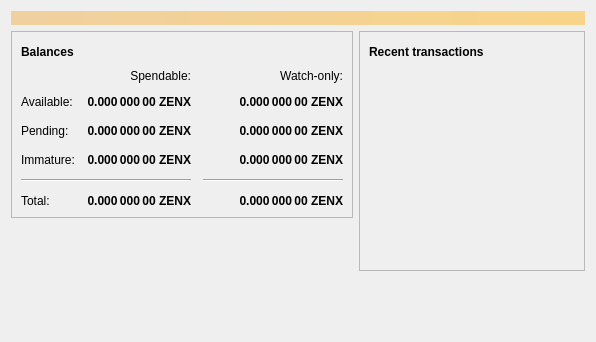
Qt form src/qt/forms/overviewpage.ui (zentoshi/zentoshi) before a commit.
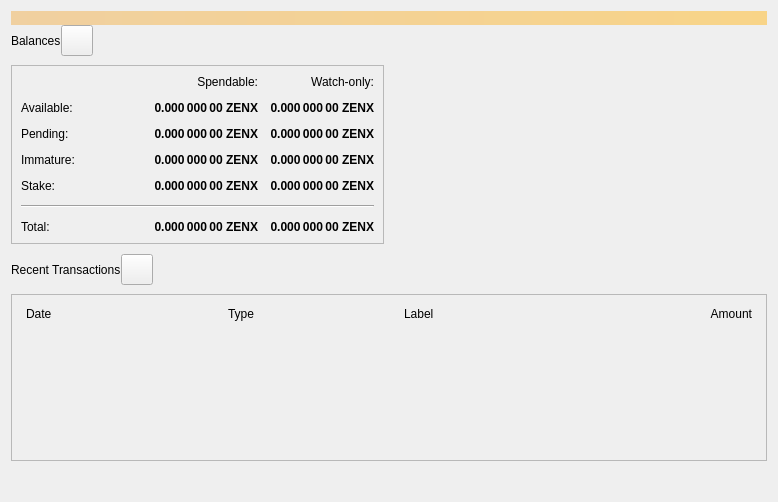
The same form after that commit. Icons and pictures are not drawn.

Commit message: [develop] continued work and refinement on ui

Patch:
```diff
--- a/src/qt/forms/overviewpage.ui
+++ b/src/qt/forms/overviewpage.ui
@@ -6,14 +6,17 @@
    <rect>
     <x>0</x>
     <y>0</y>
-    <width>596</width>
-    <height>342</height>
+    <width>778</width>
+    <height>502</height>
    </rect>
   </property>
   <property name="windowTitle">
    <string>Form</string>
   </property>
   <layout class="QVBoxLayout" name="topLayout">
+   <property name="spacing">
+    <number>0</number>
+   </property>
    <item>
     <widget class="QLabel" name="labelAlerts">
      <property name="visible">
@@ -34,68 +37,14 @@
     </widget>
    </item>
    <item>
-    <layout class="QHBoxLayout" name="horizontalLayout" stretch="1,1">
-     <item>
-      <layout class="QVBoxLayout" name="verticalLayout_2">
-       <item>
-        <widget class="QFrame" name="frame">
-         <property name="frameShape">
-          <enum>QFrame::StyledPanel</enum>
-         </property>
-         <property name="frameShadow">
-          <enum>QFrame::Raised</enum>
-         </property>
-         <layout class="QVBoxLayout" name="verticalLayout_4">
-          <item>
+    <layout class="QGridLayout" name="gridLayout_2">
+     <item row="0" column="2">
            <layout class="QHBoxLayout" name="horizontalLayout_4">
-            <item>
-             <widget class="QLabel" name="label_5">
-              <property name="font">
-               <font>
-                <weight>75</weight>
-                <bold>true</bold>
-               </font>
-              </property>
-              <property name="text">
-               <string>Balances</string>
-              </property>
-             </widget>
-            </item>
+       <property name="bottomMargin">
+        <number>9</number>
+       </property>
             <item>
-             <widget class="QPushButton" name="labelWalletStatus">
-              <property name="enabled">
-               <bool>true</bool>
-              </property>
-              <property name="maximumSize">
-               <size>
-                <width>30</width>
-                <height>16777215</height>
-               </size>
-              </property>
-              <property name="toolTip">
-               <string>The displayed information may be out of date. Your wallet automatically synchronizes with the Zentoshi network after a connection is established, but this process has not completed yet.</string>
-              </property>
-              <property name="text">
-               <string/>
-              </property>
-              <property name="icon">
-               <iconset resource="../bitcoin.qrc">
-                <normaloff>:/icons/warning</normaloff>
-                <disabledoff>:/icons/warning</disabledoff>:/icons/warning</iconset>
-              </property>
-              <property name="iconSize">
-               <size>
-                <width>24</width>
-                <height>24</height>
-               </size>
-              </property>
-              <property name="flat">
-               <bool>true</bool>
-              </property>
-             </widget>
-            </item>
-            <item>
-             <spacer name="horizontalSpacer_3">
+        <spacer name="horizontalSpacer_7">
               <property name="orientation">
                <enum>Qt::Horizontal</enum>
               </property>
@@ -109,12 +58,21 @@
             </item>
            </layout>
           </item>
+     <item row="1" column="0">
+      <widget class="QFrame" name="frameBalances">
+       <property name="frameShape">
+        <enum>QFrame::StyledPanel</enum>
+       </property>
+       <property name="frameShadow">
+        <enum>QFrame::Raised</enum>
+       </property>
+       <layout class="QVBoxLayout" name="verticalLayout_4">
           <item>
            <layout class="QGridLayout" name="gridLayout">
             <property name="spacing">
              <number>12</number>
             </property>
-            <item row="2" column="2">
+          <item row="2" column="3">
              <widget class="QLabel" name="labelWatchPending">
               <property name="font">
                <font>
@@ -139,7 +97,7 @@
               </property>
              </widget>
             </item>
-            <item row="2" column="1">
+          <item row="2" column="2">
              <widget class="QLabel" name="labelUnconfirmed">
               <property name="font">
                <font>
@@ -165,64 +123,6 @@
              </widget>
             </item>
             <item row="3" column="2">
-             <widget class="QLabel" name="labelWatchImmature">
-              <property name="font">
-               <font>
-                <weight>75</weight>
-                <bold>true</bold>
-               </font>
-              </property>
-              <property name="cursor">
-               <cursorShape>IBeamCursor</cursorShape>
-              </property>
-              <property name="toolTip">
-               <string>Mined balance in watch-only addresses that has not yet matured</string>
-              </property>
-              <property name="text">
-               <string notr="true">0.000 000 00 ZENX</string>
-              </property>
-              <property name="alignment">
-               <set>Qt::AlignRight|Qt::AlignTrailing|Qt::AlignVCenter</set>
-              </property>
-              <property name="textInteractionFlags">
-               <set>Qt::LinksAccessibleByMouse|Qt::TextSelectableByKeyboard|Qt::TextSelectableByMouse</set>
-              </property>
-             </widget>
-            </item>
-            <item row="4" column="0" colspan="2">
-             <widget class="Line" name="line">
-              <property name="orientation">
-               <enum>Qt::Horizontal</enum>
-              </property>
-             </widget>
-            </item>
-            <item row="4" column="2">
-             <widget class="Line" name="lineWatchBalance">
-              <property name="sizePolicy">
-               <sizepolicy hsizetype="Preferred" vsizetype="Fixed">
-                <horstretch>0</horstretch>
-                <verstretch>0</verstretch>
-               </sizepolicy>
-              </property>
-              <property name="minimumSize">
-               <size>
-                <width>140</width>
-                <height>0</height>
-               </size>
-              </property>
-              <property name="orientation">
-               <enum>Qt::Horizontal</enum>
-              </property>
-             </widget>
-            </item>
-            <item row="5" column="0">
-             <widget class="QLabel" name="labelTotalText">
-              <property name="text">
-               <string>Total:</string>
-              </property>
-             </widget>
-            </item>
-            <item row="3" column="1">
              <widget class="QLabel" name="labelImmature">
               <property name="font">
                <font>
@@ -247,19 +147,6 @@
               </property>
              </widget>
             </item>
-            <item row="2" column="3">
-             <spacer name="horizontalSpacer_2">
-              <property name="orientation">
-               <enum>Qt::Horizontal</enum>
-              </property>
-              <property name="sizeHint" stdset="0">
-               <size>
-                <width>40</width>
-                <height>20</height>
-               </size>
-              </property>
-             </spacer>
-            </item>
             <item row="3" column="0">
              <widget class="QLabel" name="labelImmatureText">
               <property name="text">
@@ -267,57 +154,7 @@
               </property>
              </widget>
             </item>
-            <item row="5" column="1">
-             <widget class="QLabel" name="labelTotal">
-              <property name="font">
-               <font>
-                <weight>75</weight>
-                <bold>true</bold>
-               </font>
-              </property>
-              <property name="cursor">
-               <cursorShape>IBeamCursor</cursorShape>
-              </property>
-              <property name="toolTip">
-               <string>Your current total balance</string>
-              </property>
-              <property name="text">
-               <string notr="true">0.000 000 00 ZENX</string>
-              </property>
-              <property name="alignment">
-               <set>Qt::AlignRight|Qt::AlignTrailing|Qt::AlignVCenter</set>
-              </property>
-              <property name="textInteractionFlags">
-               <set>Qt::LinksAccessibleByMouse|Qt::TextSelectableByKeyboard|Qt::TextSelectableByMouse</set>
-              </property>
-             </widget>
-            </item>
-            <item row="5" column="2">
-             <widget class="QLabel" name="labelWatchTotal">
-              <property name="font">
-               <font>
-                <weight>75</weight>
-                <bold>true</bold>
-               </font>
-              </property>
-              <property name="cursor">
-               <cursorShape>IBeamCursor</cursorShape>
-              </property>
-              <property name="toolTip">
-               <string>Current total balance in watch-only addresses</string>
-              </property>
-              <property name="text">
-               <string notr="true">0.000 000 00 ZENX</string>
-              </property>
-              <property name="alignment">
-               <set>Qt::AlignRight|Qt::AlignTrailing|Qt::AlignVCenter</set>
-              </property>
-              <property name="textInteractionFlags">
-               <set>Qt::LinksAccessibleByMouse|Qt::TextSelectableByKeyboard|Qt::TextSelectableByMouse</set>
-              </property>
-             </widget>
-            </item>
-            <item row="0" column="2">
+          <item row="0" column="3">
              <widget class="QLabel" name="labelWatchonly">
               <property name="text">
                <string>Watch-only:</string>
@@ -334,7 +171,7 @@
               </property>
              </widget>
             </item>
-            <item row="1" column="1">
+          <item row="1" column="2">
              <widget class="QLabel" name="labelBalance">
               <property name="font">
                <font>
@@ -359,7 +196,7 @@
               </property>
              </widget>
             </item>
-            <item row="1" column="2">
+          <item row="1" column="3">
              <widget class="QLabel" name="labelWatchAvailable">
               <property name="font">
                <font>
@@ -391,7 +228,7 @@
               </property>
              </widget>
             </item>
-            <item row="0" column="1">
+          <item row="0" column="2">
              <widget class="QLabel" name="labelSpendable">
               <property name="text">
                <string>Spendable:</string>
@@ -401,12 +238,102 @@
               </property>
              </widget>
             </item>
-           </layout>
+          <item row="4" column="0">
+           <widget class="QLabel" name="labelStakeText">
+            <property name="text">
+             <string>Stake:</string>
+            </property>
+           </widget>
           </item>
-         </layout>
-        </widget>
-       </item>
-       <item>
+          <item row="4" column="2">
+           <widget class="QLabel" name="labelStake">
+            <property name="font">
+             <font>
+              <weight>75</weight>
+              <bold>true</bold>
+             </font>
+            </property>
+            <property name="text">
+             <string>0.000 000 00 ZENX</string>
+            </property>
+            <property name="alignment">
+             <set>Qt::AlignRight|Qt::AlignTrailing|Qt::AlignVCenter</set>
+            </property>
+            <property name="textInteractionFlags">
+             <set>Qt::LinksAccessibleByMouse|Qt::TextSelectableByKeyboard|Qt::TextSelectableByMouse</set>
+            </property>
+           </widget>
+          </item>
+          <item row="4" column="3">
+           <widget class="QLabel" name="labelWatchStake">
+            <property name="font">
+             <font>
+              <weight>75</weight>
+              <bold>true</bold>
+             </font>
+            </property>
+            <property name="text">
+             <string>0.000 000 00 ZENX</string>
+            </property>
+            <property name="alignment">
+             <set>Qt::AlignRight|Qt::AlignTrailing|Qt::AlignVCenter</set>
+            </property>
+            <property name="textInteractionFlags">
+             <set>Qt::LinksAccessibleByMouse|Qt::TextSelectableByKeyboard|Qt::TextSelectableByMouse</set>
+            </property>
+           </widget>
+          </item>
+          <item row="3" column="3">
+           <widget class="QLabel" name="labelWatchImmature">
+            <property name="font">
+             <font>
+              <weight>75</weight>
+              <bold>true</bold>
+             </font>
+            </property>
+            <property name="cursor">
+             <cursorShape>IBeamCursor</cursorShape>
+            </property>
+            <property name="toolTip">
+             <string>Mined balance in watch-only addresses that has not yet matured</string>
+            </property>
+            <property name="text">
+             <string notr="true">0.000 000 00 ZENX</string>
+            </property>
+            <property name="alignment">
+             <set>Qt::AlignRight|Qt::AlignTrailing|Qt::AlignVCenter</set>
+            </property>
+            <property name="textInteractionFlags">
+             <set>Qt::LinksAccessibleByMouse|Qt::TextSelectableByKeyboard|Qt::TextSelectableByMouse</set>
+            </property>
+           </widget>
+          </item>
+          <item row="7" column="3">
+           <widget class="QLabel" name="labelWatchTotal">
+            <property name="font">
+             <font>
+              <weight>75</weight>
+              <bold>true</bold>
+             </font>
+            </property>
+            <property name="cursor">
+             <cursorShape>IBeamCursor</cursorShape>
+            </property>
+            <property name="toolTip">
+             <string>Current total balance in watch-only addresses</string>
+            </property>
+            <property name="text">
+             <string notr="true">0.000 000 00 ZENX</string>
+            </property>
+            <property name="alignment">
+             <set>Qt::AlignRight|Qt::AlignTrailing|Qt::AlignVCenter</set>
+            </property>
+            <property name="textInteractionFlags">
+             <set>Qt::LinksAccessibleByMouse|Qt::TextSelectableByKeyboard|Qt::TextSelectableByMouse</set>
+            </property>
+           </widget>
+          </item>
+          <item row="5" column="0" colspan="4">
         <spacer name="verticalSpacer">
          <property name="orientation">
           <enum>Qt::Vertical</enum>
@@ -419,45 +346,80 @@
          </property>
         </spacer>
        </item>
-      </layout>
-     </item>
-     <item>
-      <layout class="QVBoxLayout" name="verticalLayout_3">
-       <item>
-        <widget class="QFrame" name="frame_2">
-         <property name="frameShape">
-          <enum>QFrame::StyledPanel</enum>
-         </property>
-         <property name="frameShadow">
-          <enum>QFrame::Raised</enum>
-         </property>
-         <layout class="QVBoxLayout" name="verticalLayout">
-          <item>
+          <item row="7" column="2">
+           <widget class="QLabel" name="labelTotal">
+            <property name="font">
+             <font>
+              <weight>75</weight>
+              <bold>true</bold>
+             </font>
+            </property>
+            <property name="cursor">
+             <cursorShape>IBeamCursor</cursorShape>
+            </property>
+            <property name="toolTip">
+             <string>Your current total balance</string>
+            </property>
+            <property name="text">
+             <string notr="true">0.000 000 00 ZENX</string>
+            </property>
+            <property name="alignment">
+             <set>Qt::AlignRight|Qt::AlignTrailing|Qt::AlignVCenter</set>
+            </property>
+            <property name="textInteractionFlags">
+             <set>Qt::LinksAccessibleByMouse|Qt::TextSelectableByKeyboard|Qt::TextSelectableByMouse</set>
+            </property>
+           </widget>
+          </item>
+          <item row="0" column="1" rowspan="5">
+           <spacer name="horizontalSpacer_5">
+            <property name="orientation">
+             <enum>Qt::Horizontal</enum>
+            </property>
+            <property name="sizeHint" stdset="0">
+             <size>
+              <width>40</width>
+              <height>20</height>
+             </size>
+            </property>
+           </spacer>
+          </item>
+          <item row="7" column="0">
+           <widget class="QLabel" name="labelTotalText">
+            <property name="text">
+             <string>Total:        </string>
+            </property>
+           </widget>
+          </item>
+          <item row="6" column="0" colspan="4">
+           <widget class="Line" name="hLine">
+            <property name="orientation">
+             <enum>Qt::Horizontal</enum>
+            </property>
+           </widget>
+          </item>
+         </layout>
+        </item>
+       </layout>
+      </widget>
+     </item>
+     <item row="0" column="0">
            <layout class="QHBoxLayout" name="horizontalLayout_2">
-            <item>
-             <widget class="QLabel" name="label_4">
-              <property name="font">
-               <font>
-                <weight>75</weight>
-                <bold>true</bold>
-               </font>
-              </property>
+       <property name="bottomMargin">
+        <number>9</number>
+       </property>
+       <item>
+        <widget class="QLabel" name="labelBalances">
               <property name="text">
-               <string>Recent transactions</string>
+          <string>Balances</string>
               </property>
              </widget>
             </item>
             <item>
-             <widget class="QPushButton" name="labelTransactionsStatus">
+        <widget class="QToolButton" name="labelWalletStatus">
               <property name="enabled">
                <bool>true</bool>
               </property>
-              <property name="maximumSize">
-               <size>
-                <width>30</width>
-                <height>16777215</height>
-               </size>
-              </property>
               <property name="toolTip">
                <string>The displayed information may be out of date. Your wallet automatically synchronizes with the Zentoshi network after a connection is established, but this process has not completed yet.</string>
               </property>
@@ -475,8 +437,8 @@
                 <height>24</height>
                </size>
               </property>
-              <property name="flat">
-               <bool>true</bool>
+         <property name="flat" stdset="0">
+          <bool>false</bool>
               </property>
              </widget>
             </item>
@@ -495,6 +457,165 @@
             </item>
            </layout>
           </item>
+     <item row="0" column="1" rowspan="2">
+      <spacer name="horizontalSpacer_4">
+       <property name="orientation">
+        <enum>Qt::Horizontal</enum>
+       </property>
+       <property name="sizeType">
+        <enum>QSizePolicy::Fixed</enum>
+       </property>
+       <property name="sizeHint" stdset="0">
+        <size>
+         <width>10</width>
+         <height>20</height>
+        </size>
+       </property>
+      </spacer>
+     </item>
+    </layout>
+   </item>
+   <item>
+    <spacer name="verticalSpacer_4">
+     <property name="orientation">
+      <enum>Qt::Vertical</enum>
+     </property>
+     <property name="sizeType">
+      <enum>QSizePolicy::Fixed</enum>
+     </property>
+     <property name="sizeHint" stdset="0">
+      <size>
+       <width>20</width>
+       <height>10</height>
+      </size>
+     </property>
+    </spacer>
+   </item>
+   <item>
+    <layout class="QHBoxLayout" name="horizontalLayout_6">
+     <property name="bottomMargin">
+      <number>9</number>
+     </property>
+     <item>
+      <widget class="QLabel" name="labelRecentTransactions">
+       <property name="text">
+        <string>Recent Transactions</string>
+       </property>
+      </widget>
+     </item>
+     <item>
+      <widget class="QToolButton" name="labelTransactionsStatus">
+       <property name="enabled">
+        <bool>true</bool>
+       </property>
+       <property name="toolTip">
+        <string>The displayed information may be out of date. Your wallet automatically synchronizes with the Qtum network after a connection is established, but this process has not completed yet.</string>
+       </property>
+       <property name="text">
+        <string/>
+       </property>
+       <property name="icon">
+        <iconset>
+         <normaloff>:/icons/warning</normaloff>
+         <disabledoff>:/icons/warning</disabledoff>:/icons/warning</iconset>
+       </property>
+       <property name="iconSize">
+        <size>
+         <width>24</width>
+         <height>24</height>
+        </size>
+       </property>
+       <property name="flat" stdset="0">
+        <bool>false</bool>
+       </property>
+      </widget>
+     </item>
+     <item>
+      <spacer name="horizontalSpacer_3">
+       <property name="orientation">
+        <enum>Qt::Horizontal</enum>
+       </property>
+       <property name="sizeHint" stdset="0">
+        <size>
+         <width>40</width>
+         <height>20</height>
+        </size>
+       </property>
+      </spacer>
+     </item>
+    </layout>
+   </item>
+   <item>
+    <layout class="QVBoxLayout" name="verticalLayout_3">
+     <item>
+      <widget class="QFrame" name="frameRecentTransactions">
+       <property name="frameShape">
+        <enum>QFrame::StyledPanel</enum>
+       </property>
+       <property name="frameShadow">
+        <enum>QFrame::Raised</enum>
+       </property>
+       <layout class="QVBoxLayout" name="verticalLayout_8">
+        <item>
+         <layout class="QHBoxLayout" name="horizontalLayout_3">
+          <property name="spacing">
+           <number>5</number>
+          </property>
+          <property name="leftMargin">
+           <number>5</number>
+          </property>
+          <property name="rightMargin">
+           <number>5</number>
+          </property>
+          <item>
+           <widget class="QLabel" name="labelDate">
+            <property name="text">
+             <string>Date</string>
+            </property>
+           </widget>
+          </item>
+          <item>
+           <spacer name="horizontalSpacer_2">
+            <property name="orientation">
+             <enum>Qt::Horizontal</enum>
+            </property>
+            <property name="sizeType">
+             <enum>QSizePolicy::Fixed</enum>
+            </property>
+            <property name="sizeHint" stdset="0">
+             <size>
+              <width>25</width>
+              <height>20</height>
+             </size>
+            </property>
+           </spacer>
+          </item>
+          <item>
+           <widget class="QLabel" name="labelType">
+            <property name="text">
+             <string>Type</string>
+            </property>
+           </widget>
+          </item>
+          <item>
+           <widget class="QLabel" name="labelAddress">
+            <property name="text">
+             <string>Label</string>
+            </property>
+           </widget>
+          </item>
+          <item>
+           <widget class="QLabel" name="labelAmount">
+            <property name="text">
+             <string>Amount</string>
+            </property>
+            <property name="alignment">
+             <set>Qt::AlignRight|Qt::AlignTrailing|Qt::AlignVCenter</set>
+            </property>
+           </widget>
+          </item>
+         </layout>
+        </item>
           <item>
            <widget class="QListView" name="listTransactions">
             <property name="styleSheet">
@@ -518,14 +639,22 @@
         </widget>
        </item>
        <item>
-        <spacer name="verticalSpacer_2">
+      <layout class="QHBoxLayout" name="horizontalLayout">
+       <property name="topMargin">
+        <number>5</number>
+       </property>
+       <property name="bottomMargin">
+        <number>5</number>
+       </property>
+       <item>
+        <spacer name="horizontalSpacer_6">
          <property name="orientation">
-          <enum>Qt::Vertical</enum>
+          <enum>Qt::Horizontal</enum>
          </property>
          <property name="sizeHint" stdset="0">
           <size>
-           <width>20</width>
-           <height>40</height>
+           <width>40</width>
+           <height>20</height>
           </size>
          </property>
         </spacer>
```
Left out of the diff: 7 changed lines with no effect on the pictures. Lines whose indentation alone changed are shown as unchanged. The commit also changes 6 other files.
